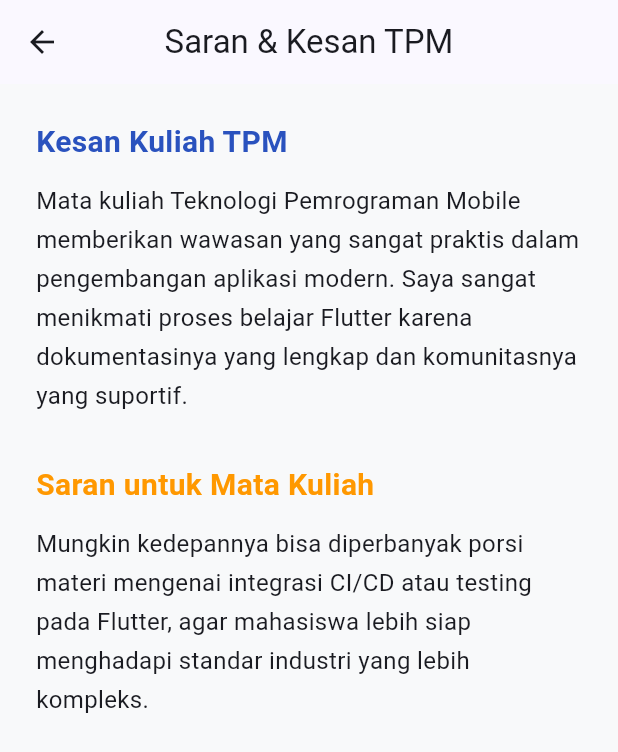
After one commit to dosedaf/hoopsie, a Flutter app: the SaranKesanScreen screen opened directly, on a phone screen of 412 x 824 dp. The commit adds this screen. Shown: the top 752 px of the screen. Run offline on Flutter 3.47's test engine with Material 3 defaults, Android fonts, the phone set to English and light mode, and no system bars; our stand-ins replace flutter_map, geolocator, image_picker, sqflite, sqflite_common_ffi; missing offline and left inert: geodesy; accounts and stored records are empty.

Commit message:
feat: implement logout logic and TPM academic feedback screen
- Integrated AuthManager.logout() to clear user session state.
- Added navigation cleanup using pushAndRemoveUntil for secure logout.
- Created SaranKesanScreen to display feedback for the TPM course.
- Linked profile menu items to respective navigation targets.
- Finalized ProfileScreen UI with functional action buttons.

```diff
--- a/lib/pages/profile_screen.dart
+++ b/lib/pages/profile_screen.dart
@@ -2,6 +2,9 @@ import 'package:flutter/material.dart';
 import '../services/database_service.dart';
 import '../models/user.dart';
 import 'dart:io';
+import '../services/auth_manager.dart';
+import 'login_screen.dart';
+import 'saran_kesan_screen.dart';
 
 class ProfileScreen extends StatefulWidget {
   const ProfileScreen({super.key});
@@ -231,7 +234,10 @@ class _ProfileScreenState extends State<ProfileScreen> {
           ),
           trailing: const Icon(Icons.chevron_right, size: 20),
           onTap: () {
-            // kosong dlu
+            Navigator.push(
+              context,
+              MaterialPageRoute(builder: (context) => const SaranKesanScreen()),
+            );
           },
         ),
         ListTile(
@@ -256,7 +262,12 @@ class _ProfileScreenState extends State<ProfileScreen> {
               ),
             ),
             onPressed: () {
-              // Logout
+              AuthManager().logout();
+
+              Navigator.of(context).pushAndRemoveUntil(
+                MaterialPageRoute(builder: (context) => const LoginScreen()),
+                (Route<dynamic> route) => false,
+              );
             },
             icon: const Icon(Icons.logout, color: Colors.red),
             label: const Text(
--- /dev/null
+++ b/lib/pages/saran_kesan_screen.dart
@@ -0,0 +1,47 @@
+import 'package:flutter/material.dart';
+
+class SaranKesanScreen extends StatelessWidget {
+  const SaranKesanScreen({super.key});
+
+  @override
+  Widget build(BuildContext context) {
+    return Scaffold(
+      appBar: AppBar(title: const Text("Saran & Kesan TPM"), centerTitle: true),
+      body: SingleChildScrollView(
+        padding: const EdgeInsets.all(24.0),
+        child: Column(
+          crossAxisAlignment: CrossAxisAlignment.start,
+          children: [
+            const Text(
+              "Kesan Kuliah TPM",
+              style: TextStyle(
+                fontSize: 20,
+                fontWeight: FontWeight.bold,
+                color: Color(0xFF2A52BE),
+              ),
+            ),
+            const SizedBox(height: 12),
+            const Text(
+              "Mata kuliah Teknologi Pemrograman Mobile memberikan wawasan yang sangat praktis dalam pengembangan aplikasi modern. Saya sangat menikmati proses belajar Flutter karena dokumentasinya yang lengkap dan komunitasnya yang suportif.",
+              style: TextStyle(fontSize: 16, height: 1.6),
+            ),
+            const SizedBox(height: 32),
+            const Text(
+              "Saran untuk Mata Kuliah",
+              style: TextStyle(
+                fontSize: 20,
+                fontWeight: FontWeight.bold,
+                color: Colors.orange,
+              ),
+            ),
+            const SizedBox(height: 12),
+            const Text(
+              "Mungkin kedepannya bisa diperbanyak porsi materi mengenai integrasi CI/CD atau testing pada Flutter, agar mahasiswa lebih siap menghadapi standar industri yang lebih kompleks.",
+              style: TextStyle(fontSize: 16, height: 1.6),
+            ),
+          ],
+        ),
+      ),
+    );
+  }
+}
```
Also changed, not shown: 1 other file.
